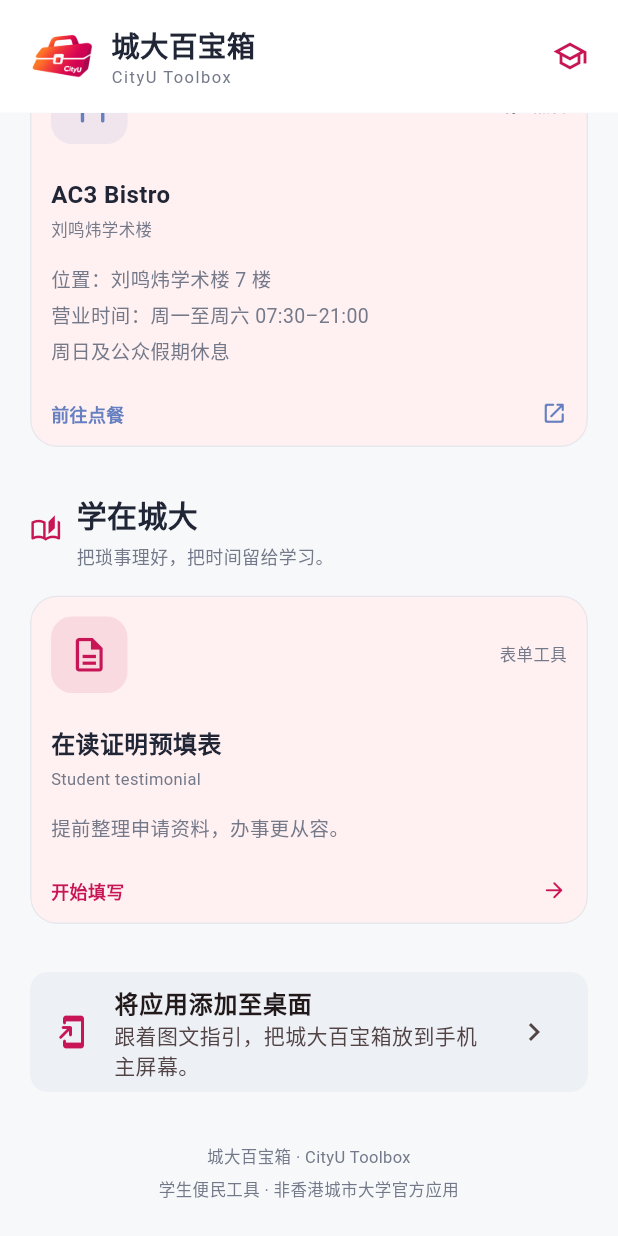
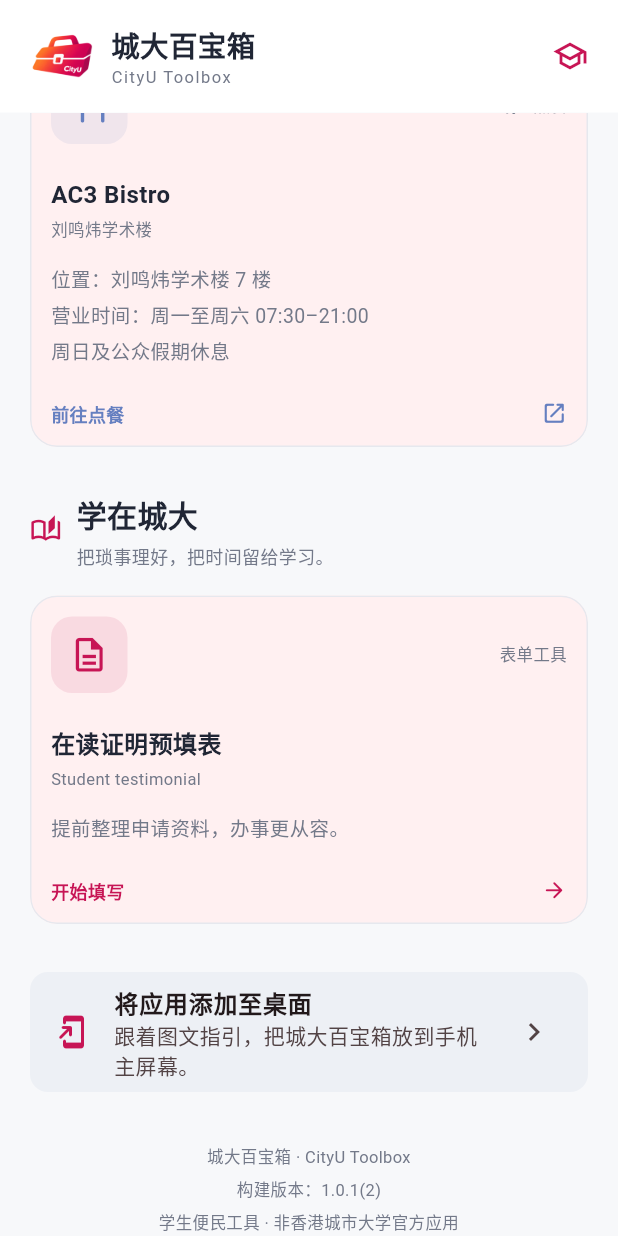
Before and after one commit to WZehan/cityu-toolbox, a Flutter app: the screen it shows after launch, scrolled down 1056 dp, on a phone screen of 412 x 824 dp. Run offline on Flutter 3.47's test engine with Material 3 defaults, Android fonts, the phone set to English and light mode, and no system bars.

Commit message:
Update AC1 pre-order link and show build version

```diff
--- a/lib/main.dart
+++ b/lib/main.dart
@@ -7,6 +7,7 @@ import 'install_guide.dart';
 const accent = Color(0xFFC71555);
 const ink = Color(0xFF202635);
 const muted = Color(0xFF737989);
+const appBuildVersion = '1.0.1(2)';
 
 void main() => runApp(const CityUToolbox());
 
@@ -79,7 +80,7 @@ const dining = [
     '线上点餐',
     Icons.ramen_dining_rounded,
     Color(0xFFCE7134),
-    'https://csd.order.place/home/store/112870',
+    'https://csd.order.place/home/store/112870?mode=prekiosk',
   ),
   CampusTool(
     'AC2 Canteen',
@@ -387,7 +388,7 @@ class _HomePageState extends State<HomePage> {
                               const SizedBox(height: 32),
                               const Center(
                                 child: Text(
-                                  '城大百宝箱 · CityU Toolbox\n学生便民工具 · 非香港城市大学官方应用',
+                                  '城大百宝箱 · CityU Toolbox\n构建版本：$appBuildVersion\n学生便民工具 · 非香港城市大学官方应用',
                                   textAlign: TextAlign.center,
                                   style: TextStyle(
                                     color: muted,
--- a/pubspec.yaml
+++ b/pubspec.yaml
@@ -16,7 +16,7 @@ publish_to: 'none' # Remove this line if you wish to publish to pub.dev
 # https://developer.apple.com/library/archive/documentation/General/Reference/InfoPlistKeyReference/Articles/CoreFoundationKeys.html
 # In Windows, build-name is used as the major, minor, and patch parts
 # of the product and file versions while build-number is used as the build suffix.
-version: 1.0.0+1
+version: 1.0.1+2
 
 environment:
   sdk: ^3.12.0
```
Also changed, not shown: 2 other files.
